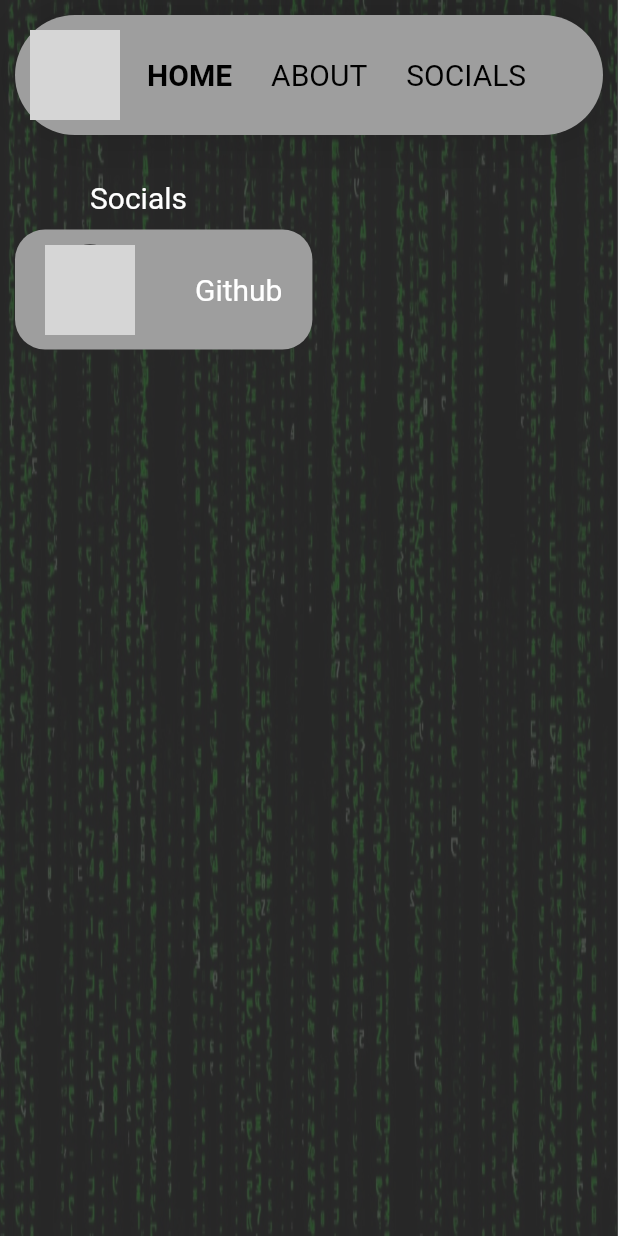
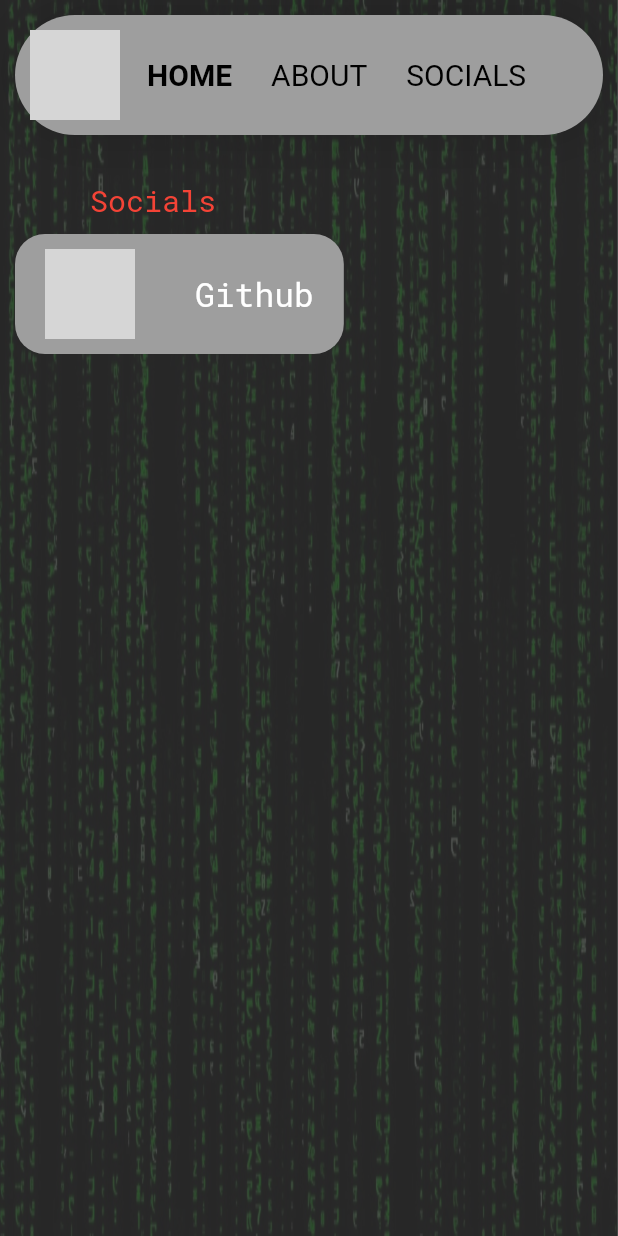
Before and after one commit to HBA114/hba114_github_io_website, a Flutter app: the Socials screen opened by its route, on a phone screen of 412 x 824 dp. Run offline on Flutter 3.47's test engine with Material 2 defaults, Android fonts, the phone set to English and light mode, and no system bars; our stand-ins replace google_fonts; network calls fail; grey boxes are pictures that could not be loaded.

Commit message:
Google Fonts added dependecies and tested

```diff
--- a/lib/screens/socials.dart
+++ b/lib/screens/socials.dart
@@ -1,4 +1,5 @@
 import 'package:flutter/material.dart';
+import 'package:google_fonts/google_fonts.dart';
 import 'package:hba114_github_io_website/components/app_bar.dart';
 import 'package:hba114_github_io_website/components/background.dart';
 
@@ -28,13 +29,18 @@ class _SocialsState extends State<Socials> {
             //
             // ! Hello Text
             Padding(
-              padding: const EdgeInsets.symmetric(horizontal: 60),
+              padding: EdgeInsets.symmetric(horizontal: 60),
               child: Text(
                 "Socials",
-                style: const TextStyle(
+                //! use google fonts for better look
+                style: GoogleFonts.robotoMono(
+                  color: Colors.red,
                   fontSize: 20,
-                  color: Colors.white,
                 ),
+                // style: TextStyle(
+                //   fontSize: 20,
+                //   color: Colors.white,
+                // ),
               ),
             ),
             //
@@ -76,11 +82,11 @@ class _SocialsState extends State<Socials> {
                         ),
                         Padding(
                           padding: const EdgeInsets.symmetric(horizontal: 20.0),
-                          child: const Text(
+                          child: Text(
                             "Github",
-                            style: TextStyle(
-                              fontSize: 20,
+                            style: GoogleFonts.robotoMono(
                               color: Colors.white,
+                              fontSize: 22,
                             ),
                           ),
                         ),
--- a/pubspec.yaml
+++ b/pubspec.yaml
@@ -37,6 +37,7 @@ dependencies:
   # Use with the CupertinoIcons class for iOS style icons.
   cupertino_icons: ^1.0.2
   url_launcher: ^6.1.5
+  google_fonts: ^3.0.1
 
 dev_dependencies:
   flutter_test:
```
Also changed, not shown: pubspec.lock.
